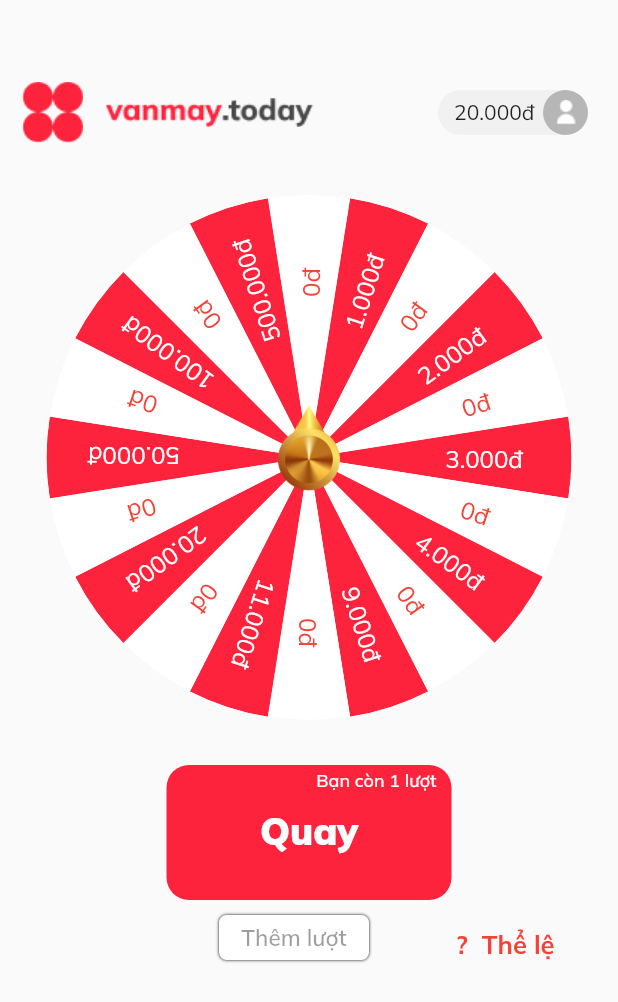
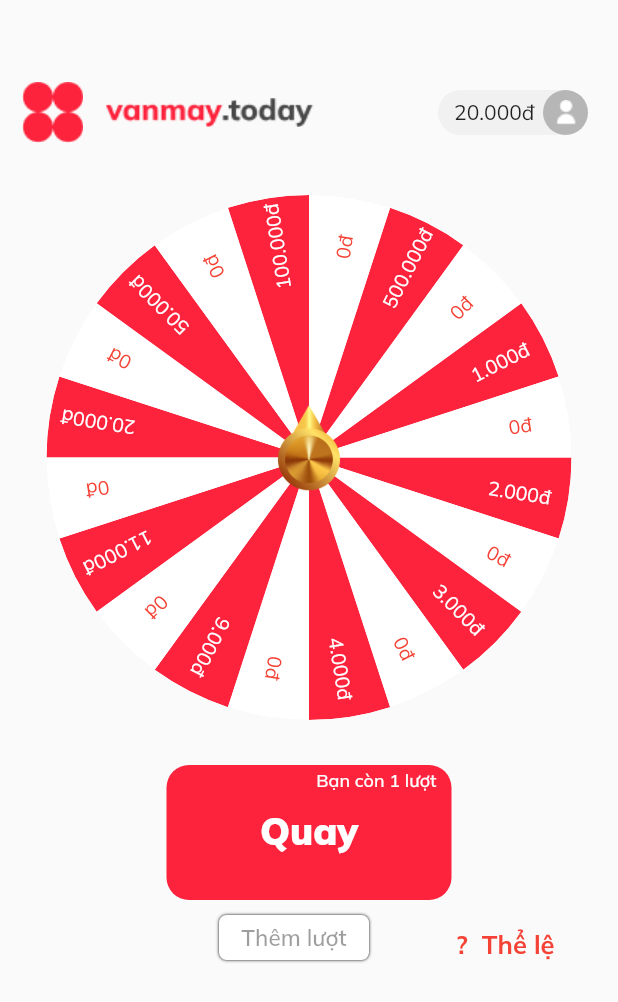
Before and after one commit to VanhnguyenX8/vong_quay, a Flutter app: the screen it shows after launch, on a phone screen of 412 x 824 dp. Shown: the top 1002 px of the screen. Run offline on Flutter 3.47's test engine with Material 2 defaults, Android fonts, the phone set to English and light mode, and no system bars; our stand-ins replace flutter_hooks, from_css_color, google_fonts, rxdart.

Commit message:
update font size, font family

```diff
--- a/lib/spine.widget.dart
+++ b/lib/spine.widget.dart
@@ -12,9 +12,6 @@
   State<SpineWidget> createState() => _SpineWidgetState();
 }
 
-class _SpineWidgetState extends State<SpineWidget> {
-  final seclected = BehaviorSubject<int>();
-  String resultItem = '';
 List<String> items = [
   '0đ',
   '1.000đ',
@@ -37,6 +34,11 @@
   '0đ',
   '500.000đ',
 ];
+
+class _SpineWidgetState extends State<SpineWidget> {
+  final seclected = BehaviorSubject<int>();
+  String resultItem = '';
+
   @override
   void dispose() {
     seclected.close();
@@ -46,11 +48,11 @@
   xuly(int i) {
     if (i % 2 == 0) {
       return GoogleFonts.mulish(
-        textStyle: const TextStyle(fontSize: 16, color: Colors.red),
+        textStyle: const TextStyle(fontSize: 13, color: Colors.red),
       );
     } else {
       return GoogleFonts.mulish(
-        textStyle: const TextStyle(fontSize: 16, color: Colors.white),
+        textStyle: const TextStyle(fontSize: 13, color: Colors.white),
       );
     }
   }
@@ -137,10 +139,12 @@
               SizedBox(
                 height: 350,
                 child: FortuneWheel(
+                  alignment: Alignment.topRight,
                   selected: seclected.stream,
                   items: [
                     for (int i = 0; i < items.length; i++) ...<FortuneItem>{
                       FortuneItem(
+                        // style: FortuneItemStyle(textAlign: TextAlign.end,borderColor: Colors.black,),
                         child: Text(
                           items[i].toString(),
                           style: xuly(i),
@@ -240,7 +244,6 @@
                 child: Container(
                   height: 30,
                   width: 100,
-
                   decoration: BoxDecoration(
                       borderRadius: BorderRadius.circular(5),
                       color: Colors.white,
--- a/lib/src/fortune_wheel/wheel/slice_layout_delegate.dart
+++ b/lib/src/fortune_wheel/wheel/slice_layout_delegate.dart
@@ -29,7 +29,7 @@
         BoxConstraints.loose(size),
       );
 
-      final topRectVector = _math.Point(sliceSize.width / 1.5, 1.0);
+      final topRectVector = _math.Point(sliceSize.width / 1.23, 1.0);
       // tọa độ text trong spiner
       final halfAngleVector = topRectVector.rotate(angle / 2);
 
```
Lines whose indentation alone changed are shown as unchanged.
